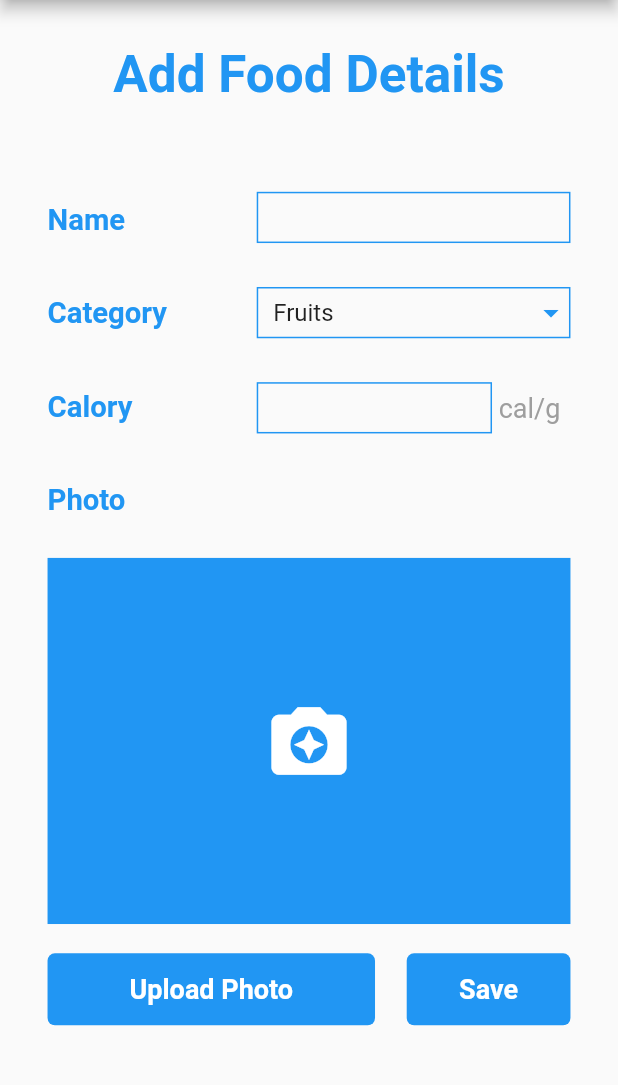
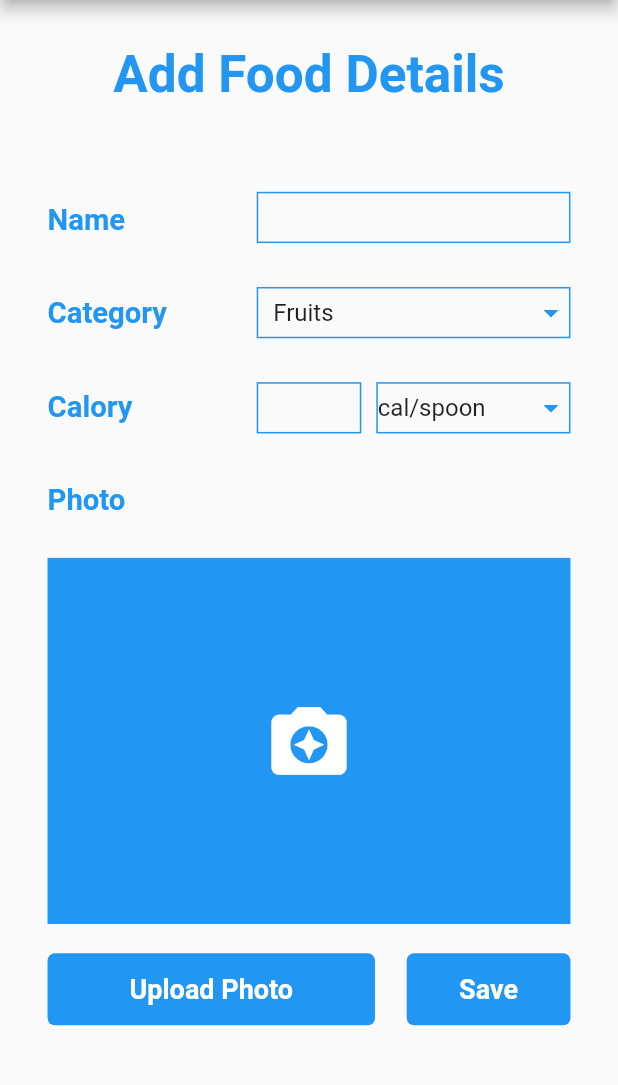
Before and after one commit to NismHaj/BMI, a Flutter app: the AddFoodDetailsPage screen opened directly, on a phone screen of 412 x 824 dp, the part 84-1169 px from its top. Run offline on Flutter 3.47's test engine with Material 2 defaults, Android fonts, the phone set to English and light mode, and no system bars; our stand-ins replace cloud_firestore, firebase_auth, firebase_core, firebase_storage, flutter_screenutil, image_picker and 1 more; missing offline and left inert: spinner_input; accounts and stored records are empty.

```diff
--- a/lib/main.dart
+++ b/lib/main.dart
@@ -15,7 +15,7 @@ void main() async {
       child: MaterialApp(
         navigatorKey: AppRouter.router.routerKey,
         theme: ThemeData(
-            primaryColor: Colors.blue,
+            primaryColor: Color(0xFF0B85D8),
             scaffoldBackgroundColor: const Color(0xfffafafa)),
         home: ScreenUtilInit(
           builder: () {
--- a/lib/ui/pages/add_food_details.dart
+++ b/lib/ui/pages/add_food_details.dart
@@ -17,9 +17,11 @@ class AddFoodDetailsPage extends StatefulWidget {
 
 class _AddFoodDetailsPageState extends State<AddFoodDetailsPage> {
   List categories = getCategoriesList();
+  List amountCategories = getCategoriesMealList();
   TextEditingController foodNameController = TextEditingController();
   TextEditingController caloryController = TextEditingController();
   String dropDownValue = 'Fruits';
+  String amountDropDownValue = 'cal/spoon';
   String imageUrl;
   save() async {
     FoodDetailsModel foodDetailsModel = FoodDetailsModel(
@@ -119,20 +121,40 @@ class _AddFoodDetailsPageState extends State<AddFoodDetailsPage> {
                               child: Row(
                                 children: [
                                   Expanded(
-                                    flex: 3,
+                                    flex: 1,
                                     child: TextField(
                                         controller: caloryController,
                                         decoration:
                                             detailsInputDecorationWidget()),
                                   ),
-                                  const Expanded(
-                                    flex: 1,
-                                    child: Text(
-                                      ' cal/g',
-                                      style: TextStyle(
-                                          color: Colors.grey, fontSize: 18),
-                                    ),
-                                  )
+                                  Expanded(
+                                      flex: 2,
+                                      child: Container(
+                                        margin: EdgeInsets.only(left: 10),
+                                        decoration: BoxDecoration(
+                                          border:
+                                              Border.all(color: Colors.blue),
+                                          borderRadius:
+                                              BorderRadius.circular(0),
+                                        ),
+                                        child: DropdownButton(
+                                          iconDisabledColor: Colors.blue,
+                                          iconEnabledColor: Colors.blue,
+                                          underline: const SizedBox(),
+                                          value: amountDropDownValue,
+                                          isExpanded: true,
+                                          items: amountCategories.map((e) {
+                                            return DropdownMenuItem(
+                                              child: Text(e),
+                                              value: e,
+                                            );
+                                          }).toList(),
+                                          onChanged: (v) {
+                                            amountDropDownValue = v;
+                                            setState(() {});
+                                          },
+                                        ),
+                                      )),
                                 ],
                               ),
                             ),
--- a/lib/ui/pages/splash_page.dart
+++ b/lib/ui/pages/splash_page.dart
@@ -32,7 +32,7 @@ class _SplashPageState extends State<SplashPage> {
   @override
   Widget build(BuildContext context) {
     return Scaffold(
-      backgroundColor: const Color(0xFFf7f7f7),
+      backgroundColor: const Color(0xFF0B85D8),
       body: Center(
         child: Column(
           mainAxisAlignment: MainAxisAlignment.center,
--- a/lib/ui/widgets/widget.dart
+++ b/lib/ui/widgets/widget.dart
@@ -289,7 +289,7 @@ List getCategoriesList() {
   ];
 }
 
-getCategoriesMealList() {
+List getCategoriesMealList() {
   return [
     'cal/spoon',
     'cal/cup',
```
Also changed, not shown: lib/ui/pages/add_meal.dart (+54 -12 lines), lib/ui/pages/current_status.dart (+19 -3 lines), lib/ui/pages/edit_food_details.dart (+31 -10 lines).
